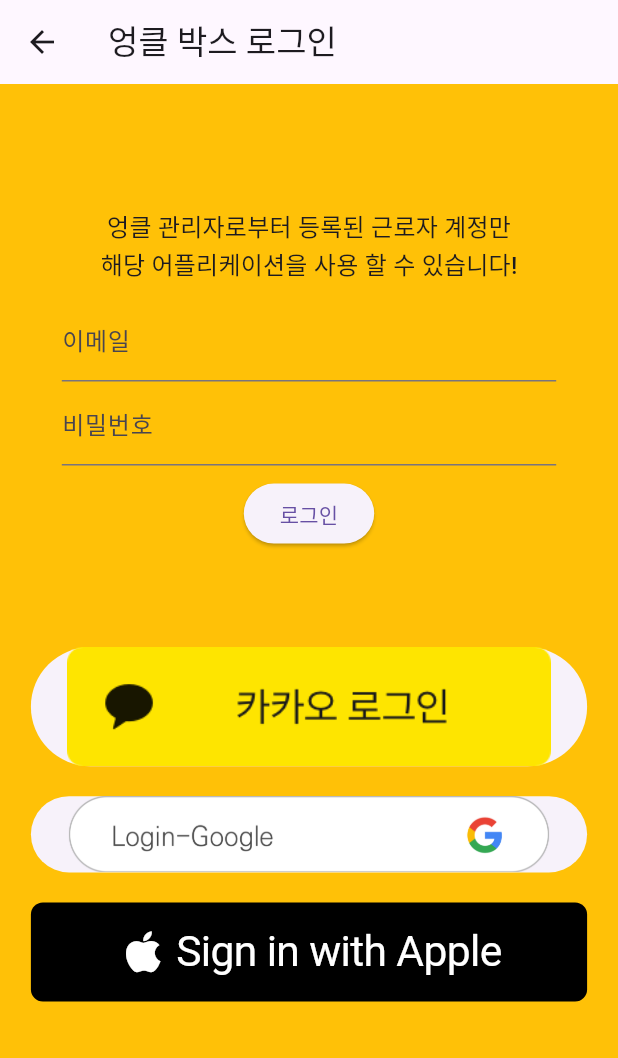
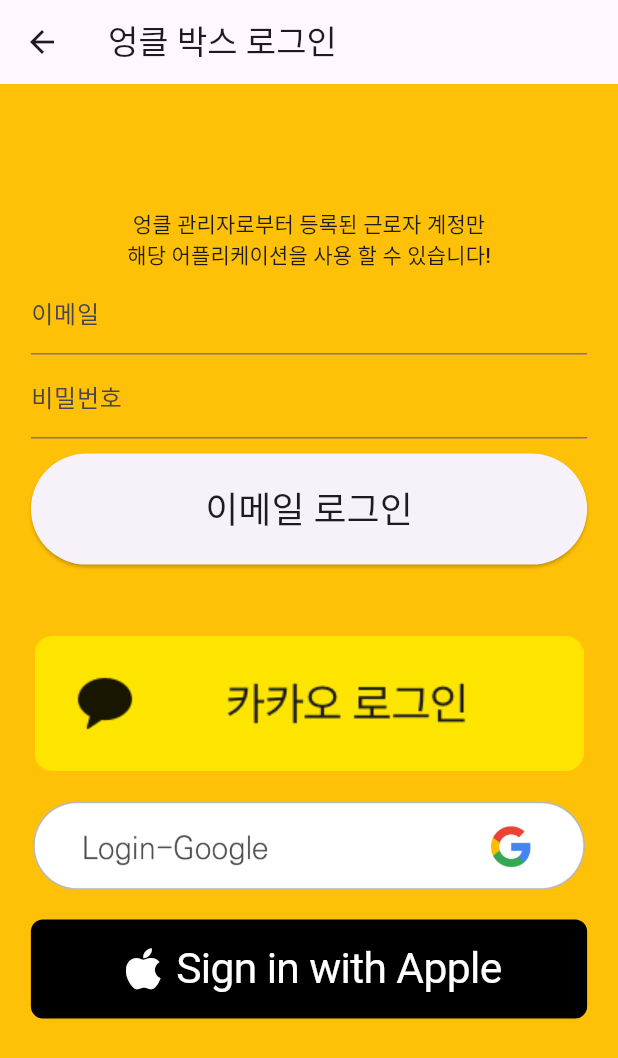
Before and after one commit to seongpil0948/io_box_uncle, a Flutter app: the LoginPage screen opened directly, on a phone screen of 412 x 824 dp. Shown: the top 1058 px of the screen. Run offline on Flutter 3.47's test engine with Material 2 defaults, Android fonts, the phone set to English and light mode, and no system bars; drawn by our look-alikes of sign_in_with_apple; our stand-ins replace cloud_firestore, dio, equatable, firebase_auth, firebase_core, firebase_crashlytics and 7 more; missing offline and left inert: flow_builder, kakao_flutter_sdk_user; accounts and stored records are empty.

Commit message:
error fix && fix deprecated

```diff
--- a/lib/view/component/card/ship.dart
+++ b/lib/view/component/card/ship.dart
@@ -15,7 +15,7 @@
   @override
   Widget build(BuildContext context) {
     final T = Theme.of(context).textTheme;
-    txt(String? t) => Text(t ?? "", style: T.subtitle1);
+    txt(String? t) => Text(t ?? "", style: T.titleMedium);
     return Padding(
       padding: const EdgeInsets.all(8.0),
       child:
@@ -77,7 +77,7 @@
   Widget build(BuildContext context) {
     final size = MediaQuery.of(context).size;
     final T = Theme.of(context).textTheme;
-    txt(String? t) => Text(t ?? "", style: T.subtitle1);
+    txt(String? t) => Text(t ?? "", style: T.titleMedium);
     row(Widget label, Widget content) => Row(
           mainAxisAlignment: MainAxisAlignment.spaceBetween,
           children: [label, content],
--- a/lib/view/page/index.dart
+++ b/lib/view/page/index.dart
@@ -1,5 +1,4 @@
 import 'package:firebase_auth/firebase_auth.dart';
-import 'package:firebase_crashlytics/firebase_crashlytics.dart';
 import 'package:flow_builder/flow_builder.dart';
 import 'package:flutter/foundation.dart';
 import 'package:flutter/material.dart';
--- a/lib/view/page/login.dart
+++ b/lib/view/page/login.dart
@@ -18,46 +18,37 @@
         child: SingleChildScrollView(
           child: Column(
             mainAxisSize: MainAxisSize.max,
-            mainAxisAlignment: MainAxisAlignment.center,
+            mainAxisAlignment: MainAxisAlignment.start,
+            crossAxisAlignment: CrossAxisAlignment.center,
             children: [
               SizedBox(height: size.height * 0.1),
               Text("엉클 관리자로부터 등록된 근로자 계정만",
-                  style: Theme.of(context).textTheme.subtitle1),
+                  style: Theme.of(context).textTheme.titleSmall),
               Text("해당 어플리케이션을 사용 할 수 있습니다!",
-                  style: Theme.of(context).textTheme.subtitle1),
-              Container(
-                  margin: EdgeInsets.symmetric(
-                      vertical: 10, horizontal: size.width * 0.1),
-                  child: const _EmailForm()),
-              Container(
+                  style: Theme.of(context).textTheme.titleSmall),
+              SizedBox(
+                width: size.width * 0.9,
+                child: const _EmailForm(),
+              ),
+              InkWell(
+                onTap: (() async {
+                  await context.read<AuthRepo>().kakaoLogin();
+                }),
+                child: Container(
                   width: btnWidth,
                   margin: const EdgeInsets.symmetric(vertical: 10),
-                child: ElevatedButton(
-                    onPressed: (() async {
-                      await context.read<AuthRepo>().kakaoLogin();
-                    }),
-                    style: ElevatedButton.styleFrom(
-                      elevation: 0,
-                      side: const BorderSide(
-                        color: Colors.transparent,
+                  child: Image.asset('assets/images/kakao_login_ko.png'),
                 ),
               ),
-                    child: Image.asset('assets/images/kakao_login_ko.png')),
-              ),
-              Container(
+              InkWell(
+                onTap: (() async {
+                  await context.read<AuthRepo>().signInWithGoogle();
+                }),
+                child: Container(
                   width: btnWidth,
                   margin: const EdgeInsets.symmetric(vertical: 10),
-                child: ElevatedButton(
-                    onPressed: (() async {
-                      await context.read<AuthRepo>().signInWithGoogle();
-                    }),
-                    style: ElevatedButton.styleFrom(
-                      elevation: 0,
-                      side: const BorderSide(
-                        color: Colors.transparent,
+                  child: Image.asset('assets/images/google_login.png'),
                 ),
-                    ),
-                    child: Image.asset('assets/images/google_login.png')),
               ),
               Container(
                 width: btnWidth,
@@ -116,6 +107,7 @@
   String _errorMessage = '';
   @override
   Widget build(BuildContext context) {
+    final T = Theme.of(context).textTheme;
     return Column(
       mainAxisAlignment: MainAxisAlignment.center,
       children: [
@@ -133,9 +125,8 @@
           decoration: const InputDecoration(labelText: '비밀번호'),
           obscureText: true,
         ),
-        Padding(
-          padding: const EdgeInsets.all(8.0),
-          child: ElevatedButton(
+        const SizedBox(height: 10),
+        ElevatedButton(
           onPressed: () async {
             try {
               await context
@@ -151,7 +142,13 @@
               showSnack("로그인 실패.. $e");
             }
           },
-            child: const Text('로그인'),
+          child: Padding(
+            padding: const EdgeInsets.symmetric(vertical: 20),
+            child: Center(
+                child: Text(
+              "이메일 로그인",
+              style: T.headlineSmall,
+            )),
           ),
         ),
         Padding(
--- a/lib/view/page/ship/pickup_list.dart
+++ b/lib/view/page/ship/pickup_list.dart
@@ -94,7 +94,7 @@
           return Center(
               child: Text(
             "데이터가 없습니다.",
-            style: T.headline5,
+            style: T.headlineSmall,
           ));
         }
       },
--- a/lib/view/page/ship/toss_list.dart
+++ b/lib/view/page/ship/toss_list.dart
@@ -68,7 +68,7 @@
                   return Center(
                       child: Text(
                     "데이터가 없습니다.",
-                    style: T.headline5,
+                    style: T.headlineSmall,
                   ));
                 }
               },
```
Also changed, not shown: lib/view/page/home.dart (+11 -11 lines). Lines whose indentation alone changed are shown as unchanged.
